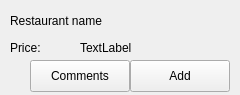
First picture: the form in deliciousClient/RestaurantInfoForm.ui, repository gaoxiaojun/delicacymap, before the edit.
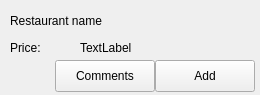
Second picture: the form after the edit. Icons and pictures are not drawn.

Diff of the .ui file:
```diff
--- a/deliciousClient/RestaurantInfoForm.ui
+++ b/deliciousClient/RestaurantInfoForm.ui
@@ -6,7 +6,7 @@
    <rect>
     <x>0</x>
     <y>0</y>
-    <width>240</width>
+    <width>260</width>
     <height>95</height>
    </rect>
   </property>
@@ -38,7 +38,7 @@
   <widget class="QPushButton" name="btnClose">
    <property name="geometry">
     <rect>
-     <x>208</x>
+     <x>228</x>
      <y>0</y>
      <width>32</width>
      <height>32</height>
@@ -109,7 +109,7 @@
   <widget class="QPushButton" name="btnShow">
    <property name="geometry">
     <rect>
-     <x>30</x>
+     <x>55</x>
      <y>60</y>
      <width>100</width>
      <height>32</height>
@@ -122,7 +122,7 @@
   <widget class="QPushButton" name="btnAdd">
    <property name="geometry">
     <rect>
-     <x>130</x>
+     <x>155</x>
      <y>60</y>
      <width>100</width>
      <height>32</height>
```
Left out of the diff: 31 changed lines with no effect on the pictures.
